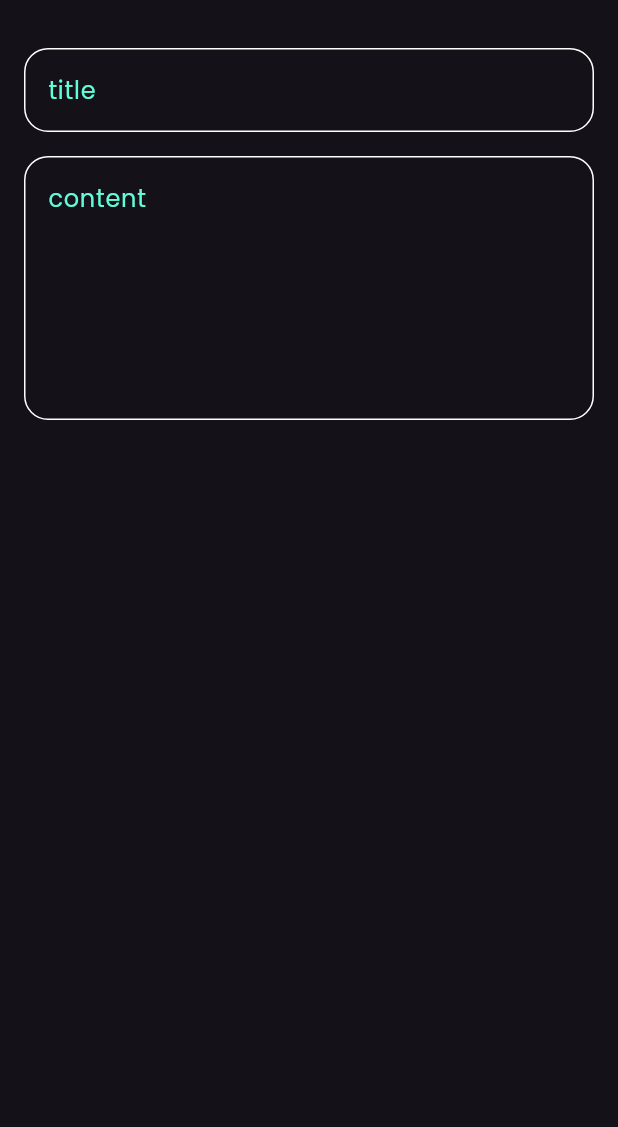
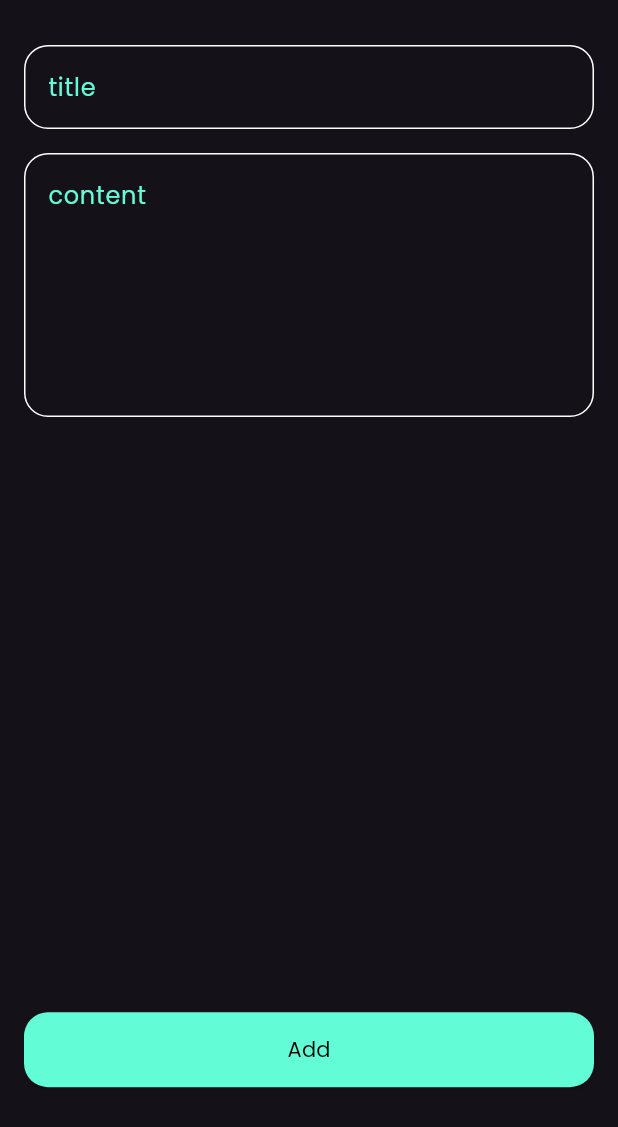
Before and after one commit to Eng-Mosad-99/notes_app, a Flutter app: the AddNoteButtomSheet widget shown alone on an empty page, opened directly, on a phone screen of 412 x 824 dp. Shown: the top 1127 px of the screen. Run offline on Flutter 3.47's test engine with Material 3 defaults, Android fonts, the light colour scheme and no system bars; our stand-ins replace font_awesome_flutter.

Commit message:
create custom elevated button

```diff
--- a/lib/widgets/add_note_buttom_sheet.dart
+++ b/lib/widgets/add_note_buttom_sheet.dart
@@ -1,4 +1,6 @@
 import 'package:flutter/material.dart';
+import 'package:notes_app/constants.dart';
+import 'package:notes_app/widgets/custom_elevated_button.dart';
 import 'package:notes_app/widgets/custom_text_field.dart';
 
 class AddNoteButtomSheet extends StatelessWidget {
@@ -13,7 +15,7 @@ class AddNoteButtomSheet extends StatelessWidget {
       child: Column(
         children: [
           SizedBox(
-            height: 32,
+            height: 30,
           ),
           CustomTextField(
             hntText: 'title',
@@ -25,6 +27,13 @@ class AddNoteButtomSheet extends StatelessWidget {
             hntText: 'content',
             maxLines: 6,
           ),
+          Spacer(
+            flex: 4,
+          ),
+          CustomElevatedButton(),
+          Spacer(
+            flex: 1,
+          ),
         ],
       ),
     );
--- /dev/null
+++ b/lib/widgets/custom_elevated_button.dart
@@ -0,0 +1,31 @@
+import 'package:flutter/material.dart';
+import 'package:notes_app/constants.dart';
+
+class CustomElevatedButton extends StatelessWidget {
+  const CustomElevatedButton({super.key});
+
+  @override
+  Widget build(BuildContext context) {
+    return ElevatedButton(
+      style: ElevatedButton.styleFrom(
+        backgroundColor: kprimaryColor,
+        minimumSize: const Size(
+          double.infinity,
+          50,
+        ),
+        shape: RoundedRectangleBorder(
+          borderRadius: BorderRadius.circular(
+            16,
+          ),
+        ),
+      ),
+      onPressed: () {},
+      child: const Text(
+        'Add',
+        style: TextStyle(
+          color: Colors.black,
+        ),
+      ),
+    );
+  }
+}
```
